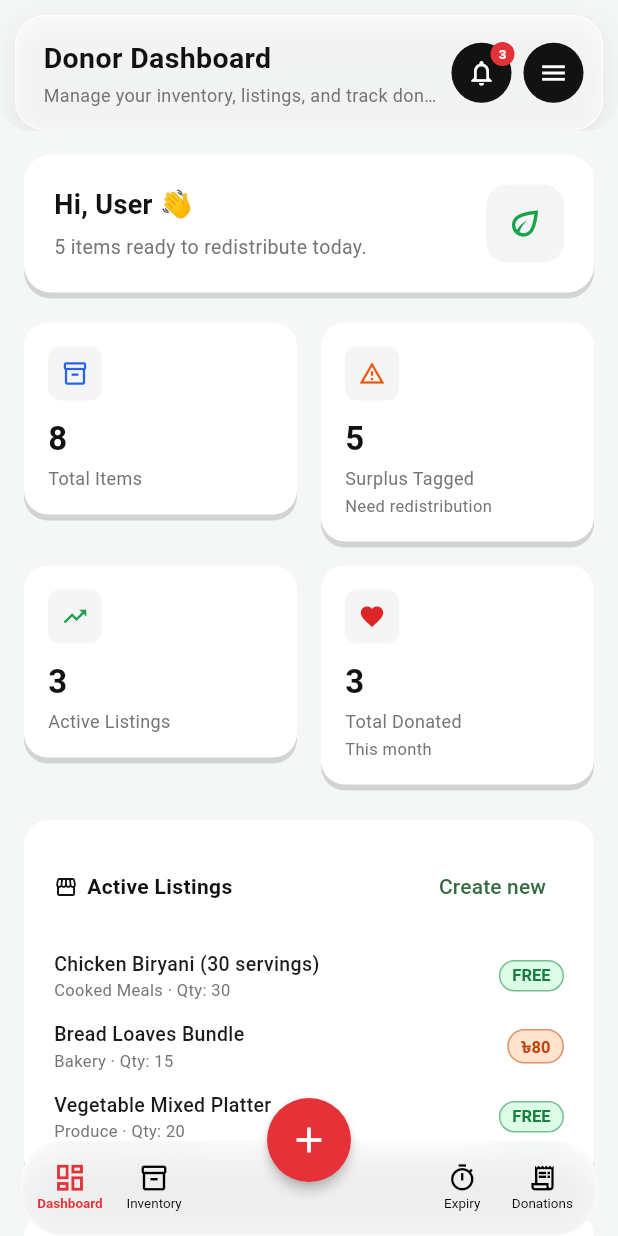
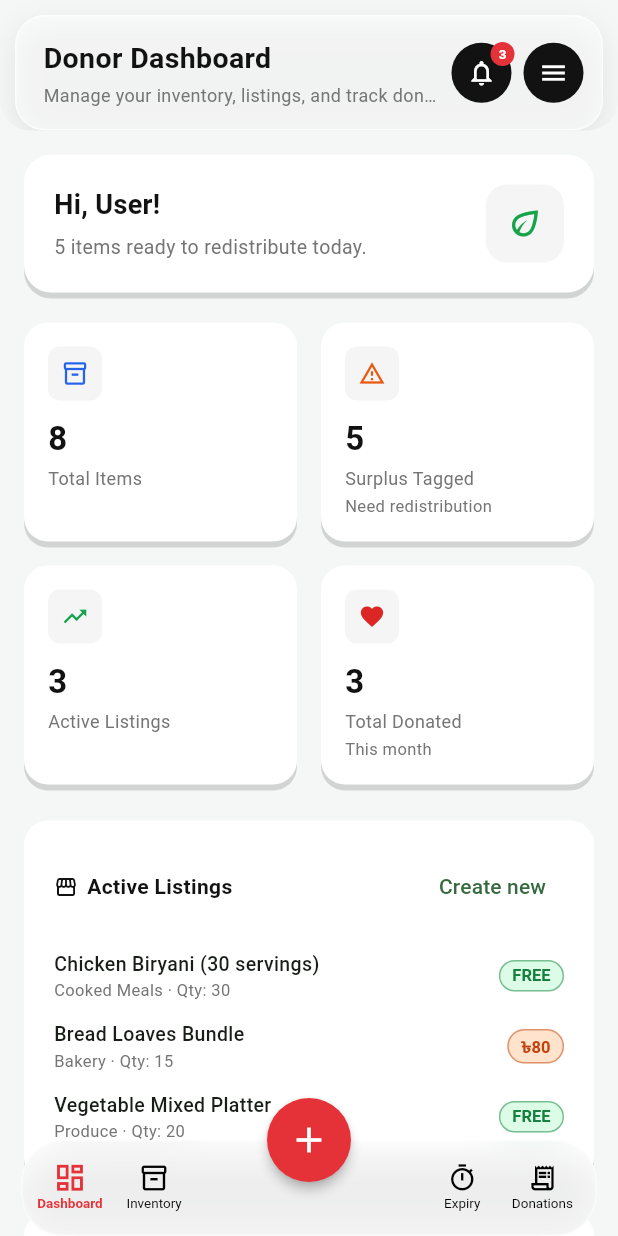
Before and after one commit to Wasif-Darain/FoodRescue-Sync, a Flutter app: the screen it shows after launch, after a tap on "Get Started", after a tap on "Sign In", on a phone screen of 412 x 824 dp. Run offline on Flutter 3.47's test engine with Material 3 defaults, Android fonts, the phone set to English and light mode, and no system bars; our stand-ins replace go_router, image_picker; accounts and stored records are empty; network calls fail.

Commit message:
Donor Dashboard statcard even

```diff
--- a/lib/screens/consumer/consumer_marketplace.dart
+++ b/lib/screens/consumer/consumer_marketplace.dart
@@ -50,7 +50,7 @@ class _ConsumerMarketplaceState extends State<ConsumerMarketplace> {
                   child: Column(
                     crossAxisAlignment: CrossAxisAlignment.start,
                     children: [
-                      Text('Hi, ${user.name.split(' ').first} 👋', style: const TextStyle(color: Color(0xFF121212), fontSize: 18, fontWeight: FontWeight.bold)),
+                      Text('Hi, ${user.name.split(' ').first}!', style: const TextStyle(color: Color(0xFF121212), fontSize: 18, fontWeight: FontWeight.bold)),
                       const SizedBox(height: 6),
                       Text(
                         '${listings.length} surplus listing${listings.length == 1 ? '' : 's'} near you right now.',
--- a/lib/screens/donor/donor_dashboard.dart
+++ b/lib/screens/donor/donor_dashboard.dart
@@ -50,7 +50,7 @@ class DonorDashboard extends StatelessWidget {
                   child: Column(
                     crossAxisAlignment: CrossAxisAlignment.start,
                     children: [
-                      Text('Hi, ${user.name.split(' ').first} 👋', style: const TextStyle(color: Color(0xFF121212), fontSize: 18, fontWeight: FontWeight.bold)),
+                      Text('Hi, ${user.name.split(' ').first}!', style: const TextStyle(color: Color(0xFF121212), fontSize: 18, fontWeight: FontWeight.bold)),
                       const SizedBox(height: 6),
                       Text(
                         surplusItems.isEmpty
--- a/lib/widgets/ui/stat_card.dart
+++ b/lib/widgets/ui/stat_card.dart
@@ -52,10 +52,16 @@ class StatCard extends StatelessWidget {
             _AnimatedValue(value: value),
             const SizedBox(height: 2),
             Text(label, style: const TextStyle(fontSize: 12, color: Color(0xFF757575))),
-            if (subtitle != null) ...[
-              const SizedBox(height: 2),
-              Text(subtitle!, style: const TextStyle(fontSize: 11, color: Color(0xFF757575))),
-            ],
+            const SizedBox(height: 2),
+            Text(
+              subtitle ?? '\u200B',
+              style: TextStyle(
+                fontSize: 11,
+                color: subtitle != null ? const Color(0xFF757575) : Colors.transparent,
+              ),
+              maxLines: 1,
+              overflow: TextOverflow.ellipsis,
+            ),
           ],
         ),
       ),
```
